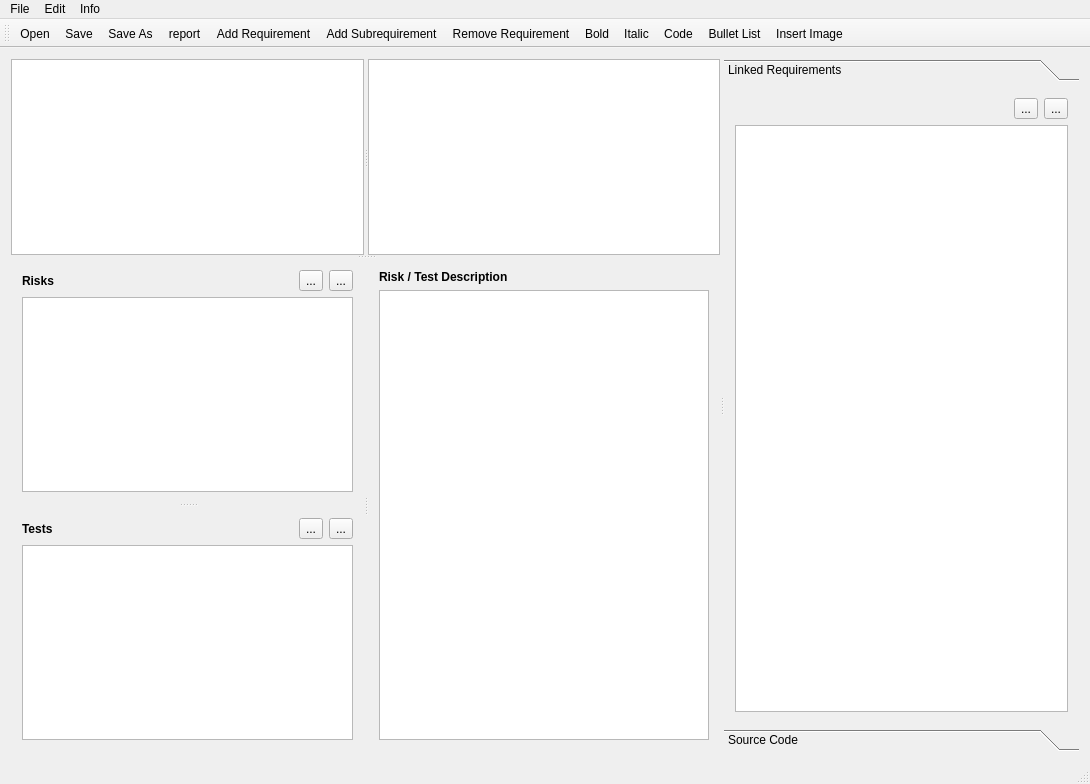
First picture: the form in Application/mainwindow.ui, repository atilm/RequirementsManager, before the edit.
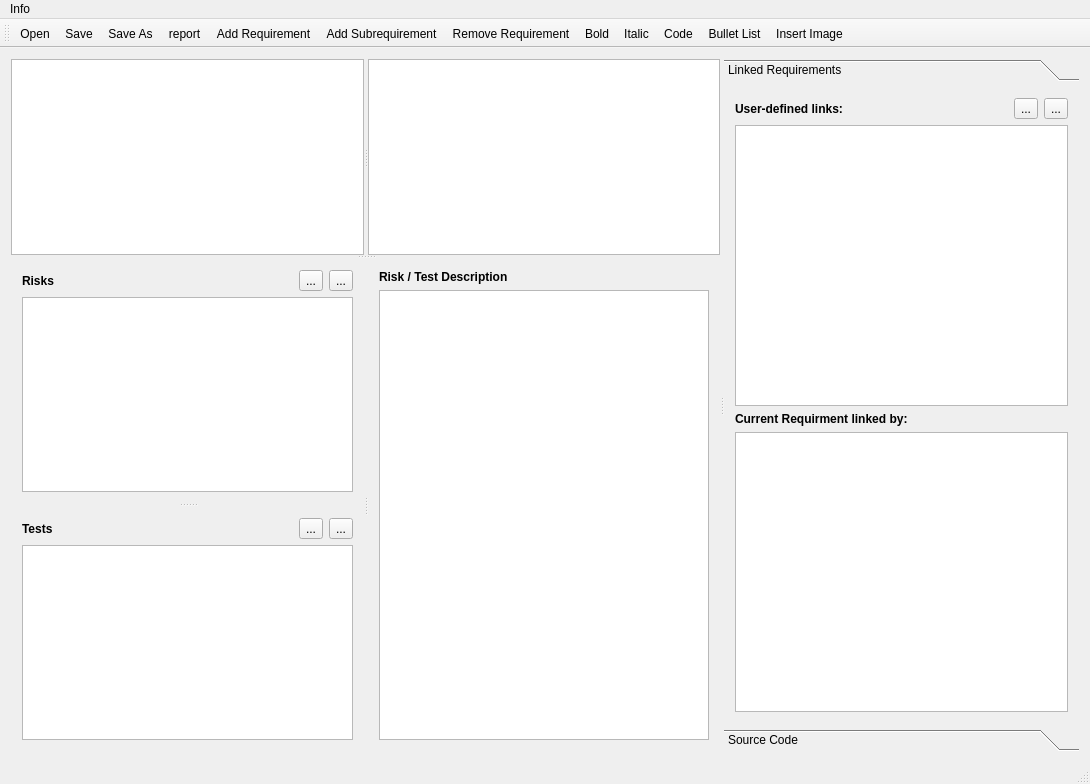
Second picture: the form after the edit. The open tabs and pages were chosen to show the change. Icons and pictures are not drawn. Custom widgets are drawn as their Qt base class.

Commit message: Reuse of requirements by using reference items

The edit to the form file:
```diff
--- a/Application/mainwindow.ui
+++ b/Application/mainwindow.ui
@@ -181,17 +181,17 @@
          <item>
           <layout class="QHBoxLayout" name="horizontalLayout">
            <item>
-            <spacer name="horizontalSpacer">
-             <property name="orientation">
-              <enum>Qt::Horizontal</enum>
+            <widget class="QLabel" name="label_7">
+             <property name="font">
+              <font>
+               <weight>75</weight>
+               <bold>true</bold>
+              </font>
              </property>
-             <property name="sizeHint" stdset="0">
-              <size>
-               <width>40</width>
-               <height>20</height>
-              </size>
+             <property name="text">
+              <string>User-defined links:</string>
              </property>
-            </spacer>
+            </widget>
            </item>
            <item>
             <widget class="QToolButton" name="addLinksButton">
@@ -223,6 +223,22 @@
          <item>
           <widget class="QTreeView" name="linkView"/>
          </item>
+         <item>
+          <widget class="QLabel" name="label_4">
+           <property name="font">
+            <font>
+             <weight>75</weight>
+             <bold>true</bold>
+            </font>
+           </property>
+           <property name="text">
+            <string>Current Requirment linked by:</string>
+           </property>
+          </widget>
+         </item>
+         <item>
+          <widget class="RequirementRefView" name="referenceList"/>
+         </item>
         </layout>
        </widget>
        <widget class="QWidget" name="codePage">
@@ -302,35 +318,12 @@
      <height>21</height>
     </rect>
    </property>
-   <widget class="QMenu" name="menuFile">
-    <property name="title">
-     <string>File</string>
-    </property>
-    <addaction name="actionNewFile"/>
-    <addaction name="actionOpen"/>
-    <addaction name="actionSave"/>
-    <addaction name="actionSaveAs"/>
-   </widget>
-   <widget class="QMenu" name="menuEdit">
-    <property name="title">
-     <string>Edit</string>
-    </property>
-    <addaction name="actionAddSibling"/>
-    <addaction name="actionAddChild"/>
-    <addaction name="actionRemoveRequirement"/>
-    <addaction name="actionAttributes"/>
-    <addaction name="actionLinkTypes"/>
-    <addaction name="actionProjectSettings"/>
-    <addaction name="actionAppSettings"/>
-   </widget>
    <widget class="QMenu" name="menuHelp">
     <property name="title">
      <string>Info</string>
     </property>
     <addaction name="actionAbout"/>
    </widget>
-   <addaction name="menuFile"/>
-   <addaction name="menuEdit"/>
    <addaction name="menuHelp"/>
   </widget>
   <widget class="QToolBar" name="mainToolBar">
@@ -571,6 +564,13 @@
   </action>
  </widget>
  <layoutdefault spacing="6" margin="11"/>
+ <customwidgets>
+  <customwidget>
+   <class>RequirementRefView</class>
+   <extends>QListWidget</extends>
+   <header>requirementrefview.h</header>
+  </customwidget>
+ </customwidgets>
  <resources>
   <include location="resources.qrc"/>
  </resources>
```
Left out of the diff: 2 changed lines with no effect on the pictures. The commit also changes 30 other files.
